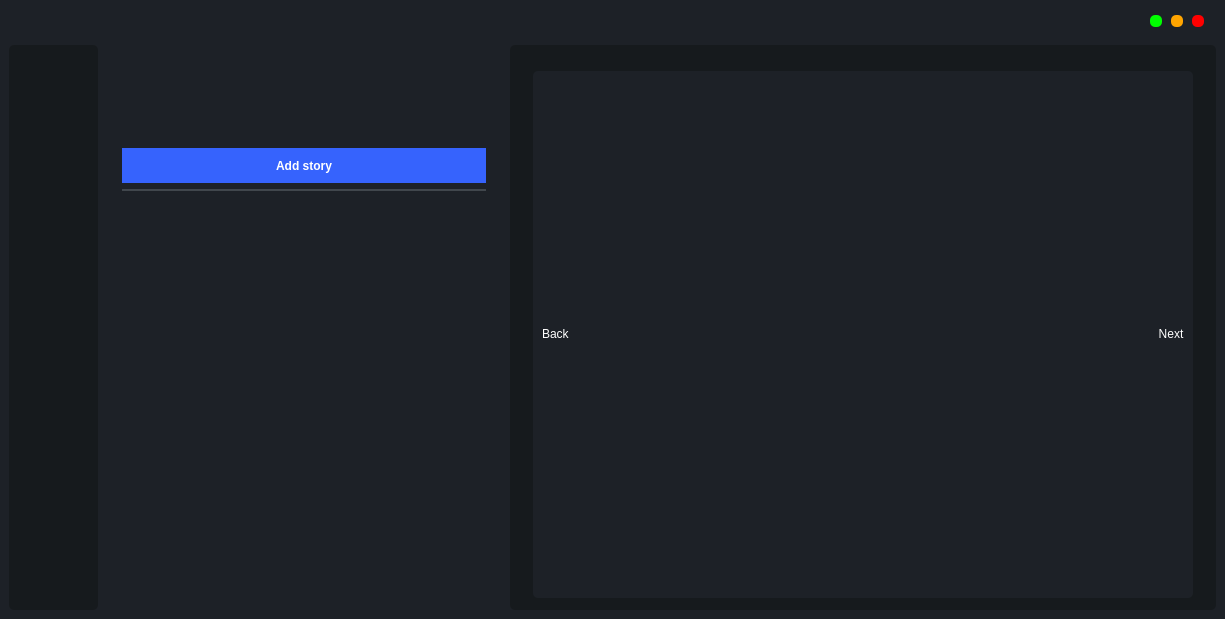
Above: mainwindow.ui from MarkoSami/ChatVibes before the change. Below: the same form after it.
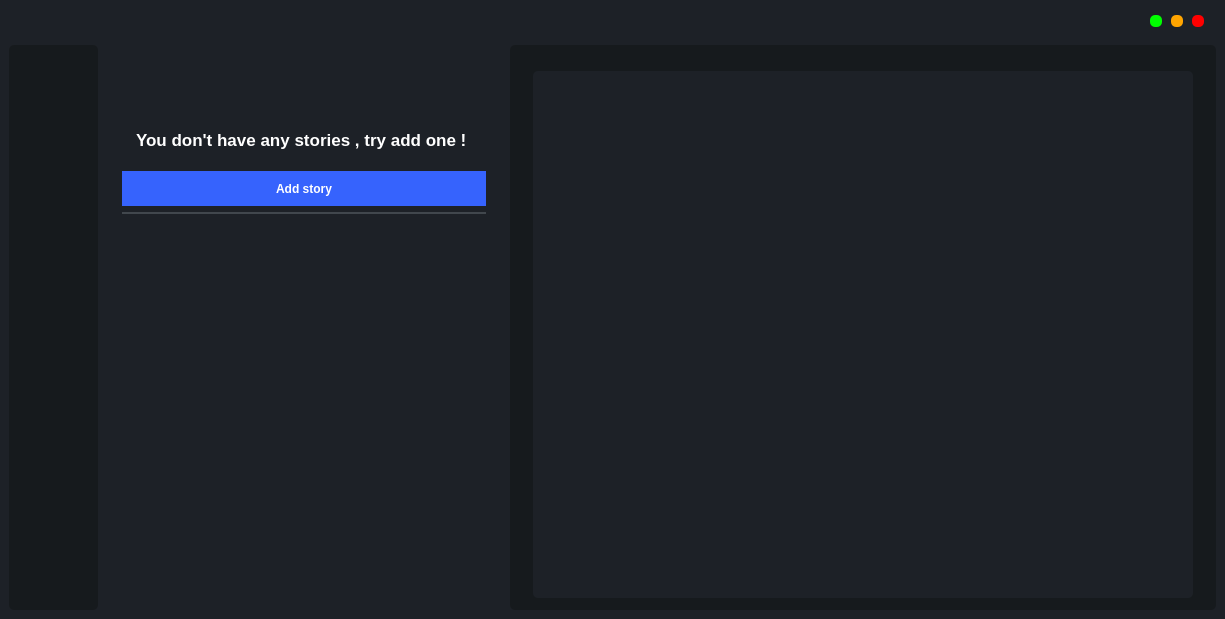
That is the form after the change. The open tabs and pages were chosen to show the change. Icons and pictures are not drawn.

Commit message: finish stories

The edit to the form file:
```diff
--- a/mainwindow.ui
+++ b/mainwindow.ui
@@ -191,6 +191,12 @@
 border-radius : 5px; </string>
             </property>
             <layout class="QHBoxLayout" name="horizontalLayout_7">
+             <property name="leftMargin">
+              <number>17</number>
+             </property>
+             <property name="rightMargin">
+              <number>17</number>
+             </property>
              <item>
               <widget class="QPushButton" name="backSotryBtn">
                <property name="sizePolicy">
@@ -199,14 +205,20 @@
                  <verstretch>0</verstretch>
                 </sizepolicy>
                </property>
+               <property name="minimumSize">
+                <size>
+                 <width>40</width>
+                 <height>40</height>
+                </size>
+               </property>
                <property name="cursor">
                 <cursorShape>PointingHandCursor</cursorShape>
                </property>
                <property name="styleSheet">
-                <string notr="true">color:white ; </string>
+                <string notr="true">image: url(:/imgs/left-arrow-slider.png);</string>
                </property>
                <property name="text">
-                <string>Back </string>
+                <string/>
                </property>
               </widget>
              </item>
@@ -290,6 +302,12 @@
                  <verstretch>0</verstretch>
                 </sizepolicy>
                </property>
+               <property name="minimumSize">
+                <size>
+                 <width>40</width>
+                 <height>40</height>
+                </size>
+               </property>
                <property name="cursor">
                 <cursorShape>PointingHandCursor</cursorShape>
                </property>
@@ -297,7 +315,7 @@
                 <string notr="true">color:white ; </string>
                </property>
                <property name="text">
-                <string>Next</string>
+                <string/>
                </property>
               </widget>
              </item>
@@ -910,7 +928,26 @@
                <verstretch>0</verstretch>
               </sizepolicy>
              </property>
-             <layout class="QVBoxLayout" name="verticalLayout_15"/>
+             <property name="minimumSize">
+              <size>
+               <width>0</width>
+               <height>41</height>
+              </size>
+             </property>
+             <layout class="QVBoxLayout" name="verticalLayout_15">
+              <item alignment="Qt::AlignHCenter">
+               <widget class="QLabel" name="label_3">
+                <property name="styleSheet">
+                 <string notr="true">color : white ; 
+font-size :17px; 
+font-weight:bold</string>
+                </property>
+                <property name="text">
+                 <string>You don't have any stories , try add one ! </string>
+                </property>
+               </widget>
+              </item>
+             </layout>
             </widget>
            </item>
            <item>
@@ -1040,7 +1077,7 @@
                 <x>0</x>
                 <y>0</y>
                 <width>364</width>
-                <height>386</height>
+                <height>375</height>
                </rect>
               </property>
               <layout class="QVBoxLayout" name="verticalLayout_18">
```
Left out of the diff: 13 changed lines with no effect on the pictures. The commit also changes 13 other files.
